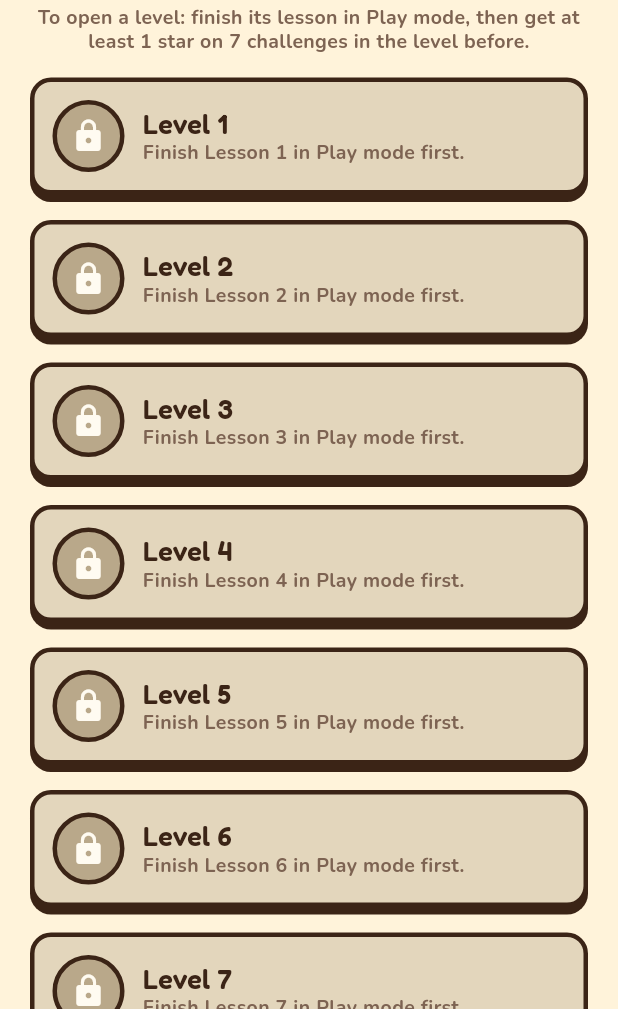
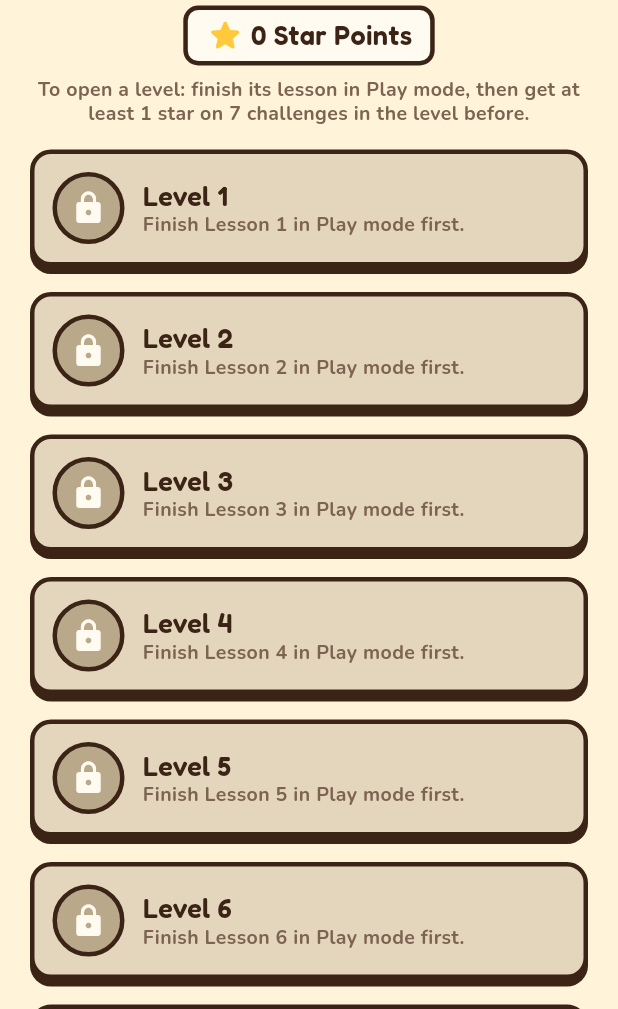
Before and after one commit to Intmainiostream/PyCog, a Flutter app: the screen it shows after launch, after a tap on "Skip", after a tap on "MINIGAME", on a phone screen of 412 x 824 dp, the part 227-1236 px from its top. Run offline on Flutter 3.47's test engine with Material 3 defaults, Android fonts, the phone set to English and light mode, and no system bars; our stand-ins replace audioplayers, material_ui, shared_preferences; missing offline and left inert: flutter_inappwebview; generated files the repository leaves out were written again; statements that could not run were skipped.

Commit message:
MINIGAME: clear Star Points on every result, a map counter and a level bonus
The cause: MINIGAME already earned points for all 4 challenge types
(every solve goes through the same step that saves the stars and adds
the points), but they were almost invisible: no counter on the MINIGAME
screens, and only a small grey line under the stars after a solve,
often below the visible part of the screen.

Now:
- Right under the result card: "+X Star Points" with the star icon,
  and "First time: double points!" on a first solve. On a replay the
  card says "Your first score stays. You earned X Star Points." (as in
  Play mode).
- A Star Points counter on the MINIGAME map.
- Level bonus: the first time all 10 challenges of a level have a star,
  a one-time +10 Star Points with "Level N complete! Bonus: +10 Star
  Points." Saved per level (minigame.levelBonus.L<N>), never given
  twice. (A level already completed before this update gives its bonus
  on the next solve in that level.)
Same rules as Play mode: stars x1 on replays, x2 the first time, 0 for
a wrong, quit or 0-star run. Points never change stars or records.

Tests: each of the 4 types earns points (doubled first, normal on a
replay, record kept), hints lower the points, wrong and quit runs earn
nothing, the bonus once only and saved, the map counter in EN/TL, and
the result fits 360px with big text in Tagalog.

Co-Authored-By: Claude Opus 5.5 <noreply@anthropic.com>

```diff
--- a/lib/data/minigame_progress.dart
+++ b/lib/data/minigame_progress.dart
@@ -30,6 +30,11 @@ class MinigameProgress extends ChangeNotifier {
   static String _key(String challengeId) => 'minigame.stars.$challengeId';
   static String _hintsKey(String challengeId) => 'minigame.hints.$challengeId';
   static String _wrongKey(String challengeId) => 'minigame.wrong.$challengeId';
+  static String _bonusKey(MinigameLevel level) =>
+      'minigame.levelBonus.L${level.number}';
+
+  /// Star Points for finishing a whole level, given once per level.
+  static const levelBonusPoints = 10;
 
   /// Hints opened on this challenge since it was last finished (so leaving
   /// and coming back keeps them open and keeps the star limit).
@@ -83,6 +88,23 @@ class MinigameProgress extends ChangeNotifier {
     (sum, challenge) => sum + bestStars(challenge.id),
   );
 
+  /// Whether every challenge of a full level (10 challenges) has a star.
+  bool levelComplete(MinigameLevel level) =>
+      level.challenges.length >= challengesPerLevel &&
+      solvedCount(level) == level.challenges.length;
+
+  /// Whether the one-time level bonus was already given for [level].
+  bool levelBonusGiven(MinigameLevel level) =>
+      _prefs.getBool(_bonusKey(level)) ?? false;
+
+  /// Gives the level bonus once: true only the first time [level] is found
+  /// complete. Saved, so it can never be given twice.
+  Future<bool> claimLevelBonus(MinigameLevel level) async {
+    if (!levelComplete(level) || levelBonusGiven(level)) return false;
+    await _prefs.setBool(_bonusKey(level), true);
+    return true;
+  }
+
   /// How many challenges in a level have at least 1 star.
   int solvedCount(MinigameLevel level) =>
       level.challenges.where((c) => bestStars(c.id) >= 1).length;
--- a/lib/l10n/app_en.arb
+++ b/lib/l10n/app_en.arb
@@ -1728,6 +1728,27 @@
     "description": "A locked MINIGAME level: its Play lesson (same number) is not finished yet.",
     "placeholders": {
       "number": {
+        "type": "int"
+      }
+    }
+  },
+  "mgPlusPoints": "+{points} Star Points",
+  "@mgPlusPoints": {
+    "description": "Star Points a solved MINIGAME challenge earned.",
+    "placeholders": {
+      "points": {
+        "type": "int"
+      }
+    }
+  },
+  "mgLevelBonus": "Level {number} complete! Bonus: +{points} Star Points.",
+  "@mgLevelBonus": {
+    "description": "One-time bonus the first time all 10 challenges of a level have a star.",
+    "placeholders": {
+      "number": {
+        "type": "int"
+      },
+      "points": {
         "type": "int"
       }
     }
--- a/lib/l10n/app_tl.arb
+++ b/lib/l10n/app_tl.arb
@@ -1214,6 +1214,8 @@
   "mgL1C3Hint1": "Isulat ang pangalan, tapos `=`, tapos ang value.",
   "mgL1C3Hint2": "Ang unang linya mo ay `speed = 5`.",
   "mgNeedLesson": "Tapusin muna ang Aralin {number} sa LARO.",
+  "mgPlusPoints": "+{points} Star Points",
+  "mgLevelBonus": "Tapos na ang Level {number}! Bonus: +{points} Star Points.",
   "mgLocked": "Nakakandado",
   "mgL1C4Title": "Tamang pangalan",
   "mgL1C4Prompt": "Aling pangalan ng variable ang sumusunod sa rules?",
--- a/lib/screens/minigame_map_screen.dart
+++ b/lib/screens/minigame_map_screen.dart
@@ -16,6 +16,7 @@ import '../widgets/settings_sheet.dart';
 import '../widgets/speech_bubble.dart';
 import '../widgets/title_top_bar.dart';
 import 'challenge_screen.dart';
+import 'shop_screen.dart';
 import '../sound/sounds.dart';
 import '../sound/sound_on_show.dart';
 import '../sound/music_zone.dart';
@@ -102,6 +103,16 @@ class MinigameMapScreen extends StatelessWidget {
                         ),
                         children: [
                           CogSays(text: l10n.mgMapIntro),
+                          const SizedBox(height: AppSizes.gap8),
+                          // Star Points (only this small part listens to
+                          // the shop).
+                          Center(
+                            child: ListenableBuilder(
+                              listenable: settings.shop,
+                              builder: (context, _) =>
+                                  PointsChip(points: settings.shop.points),
+                            ),
+                          ),
                           const SizedBox(height: AppSizes.gap8),
                           Text(
                             l10n.mgUnlockRule,
```
Also changed, not shown: lib/data/shop.dart (+8 -0 lines), lib/screens/challenge_screen.dart (+61 -12 lines), 3 other files.
